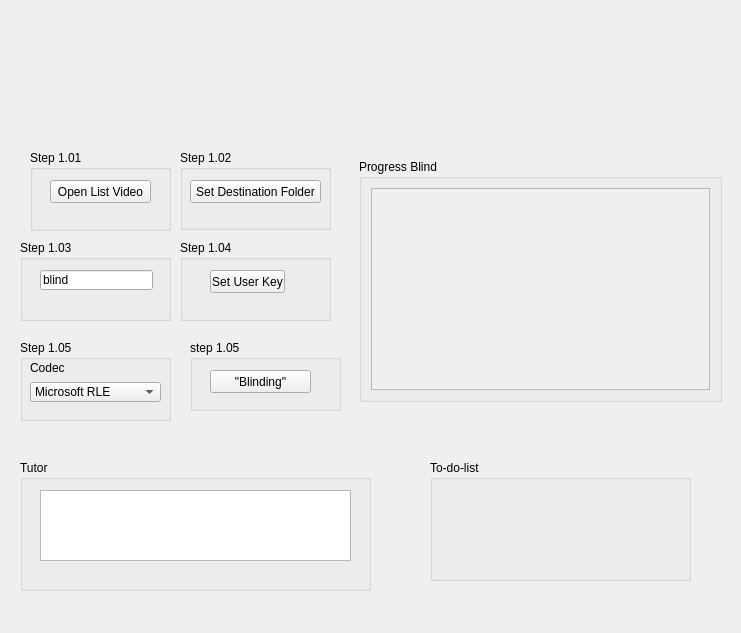
The window that telacego.ui (EthoWatcher/ethowatcher) describes before a commit, drawn with Qt 5.
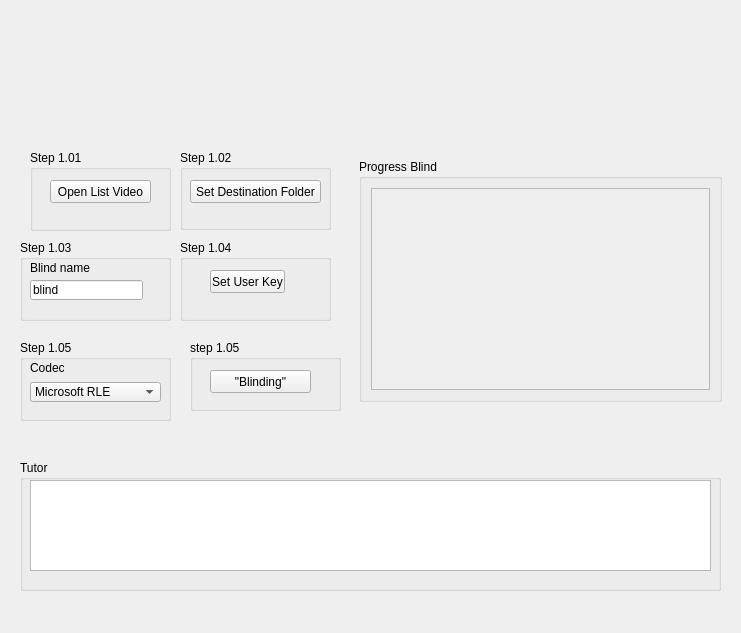
The same window after the commit. Icons and pictures are not drawn.

The edit to the form file:
```diff
--- a/telacego.ui
+++ b/telacego.ui
@@ -70,7 +70,7 @@
     <rect>
      <x>20</x>
      <y>460</y>
-     <width>351</width>
+     <width>701</width>
      <height>131</height>
     </rect>
    </property>
@@ -80,27 +80,14 @@
    <widget class="QTextEdit" name="textEdit_3">
     <property name="geometry">
      <rect>
-      <x>20</x>
-      <y>30</y>
-      <width>311</width>
-      <height>71</height>
+      <x>10</x>
+      <y>20</y>
+      <width>681</width>
+      <height>91</height>
      </rect>
     </property>
    </widget>
   </widget>
-  <widget class="QGroupBox" name="groupBox_4">
-   <property name="geometry">
-    <rect>
-     <x>430</x>
-     <y>460</y>
-     <width>261</width>
-     <height>121</height>
-    </rect>
-   </property>
-   <property name="title">
-    <string>To-do-list</string>
-   </property>
-  </widget>
   <widget class="QStackedWidget" name="staWidPrin">
    <property name="geometry">
     <rect>
@@ -207,8 +194,8 @@
    <widget class="QLineEdit" name="leNomePadr">
     <property name="geometry">
      <rect>
-      <x>20</x>
-      <y>30</y>
+      <x>10</x>
+      <y>40</y>
       <width>113</width>
       <height>20</height>
      </rect>
@@ -217,6 +204,19 @@
      <string>blind</string>
     </property>
    </widget>
+   <widget class="QLabel" name="label_2">
+    <property name="geometry">
+     <rect>
+      <x>10</x>
+      <y>20</y>
+      <width>91</width>
+      <height>16</height>
+     </rect>
+    </property>
+    <property name="text">
+     <string>Blind name</string>
+    </property>
+   </widget>
   </widget>
   <widget class="QGroupBox" name="groupBox_6">
    <property name="geometry">
```
Left out of the diff: 27 changed lines with no effect on the pictures.
